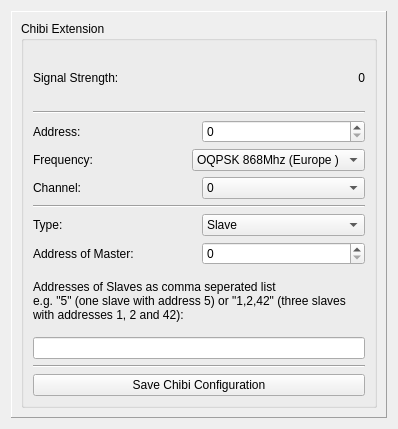
Tinkerforge/brickv, file src/brickv/plugin_system/plugins/master/ui/chibi.ui: the form before one commit.
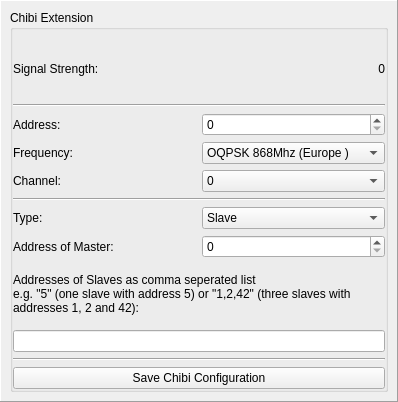
The form after the commit.

Commit message: Add Stack ID, UID, FW Version and Reset button to each tab

```diff
--- a/src/brickv/plugin_system/plugins/master/ui/chibi.ui
+++ b/src/brickv/plugin_system/plugins/master/ui/chibi.ui
@@ -7,13 +7,16 @@
     <x>0</x>
     <y>0</y>
     <width>398</width>
-    <height>429</height>
+    <height>402</height>
    </rect>
   </property>
   <property name="windowTitle">
    <string>Form</string>
   </property>
   <layout class="QVBoxLayout" name="verticalLayout">
+   <property name="margin">
+    <number>0</number>
+   </property>
    <item>
     <widget class="QFrame" name="frame">
      <property name="frameShape">
@@ -29,6 +32,18 @@
          <string>Chibi Extension</string>
         </property>
         <layout class="QVBoxLayout" name="verticalLayout_2">
+         <property name="leftMargin">
+          <number>0</number>
+         </property>
+         <property name="topMargin">
+          <number>9</number>
+         </property>
+         <property name="rightMargin">
+          <number>0</number>
+         </property>
+         <property name="bottomMargin">
+          <number>0</number>
+         </property>
          <item>
           <layout class="QHBoxLayout" name="horizontalLayout_5">
            <item>
```
The commit also changes 6 other files.
